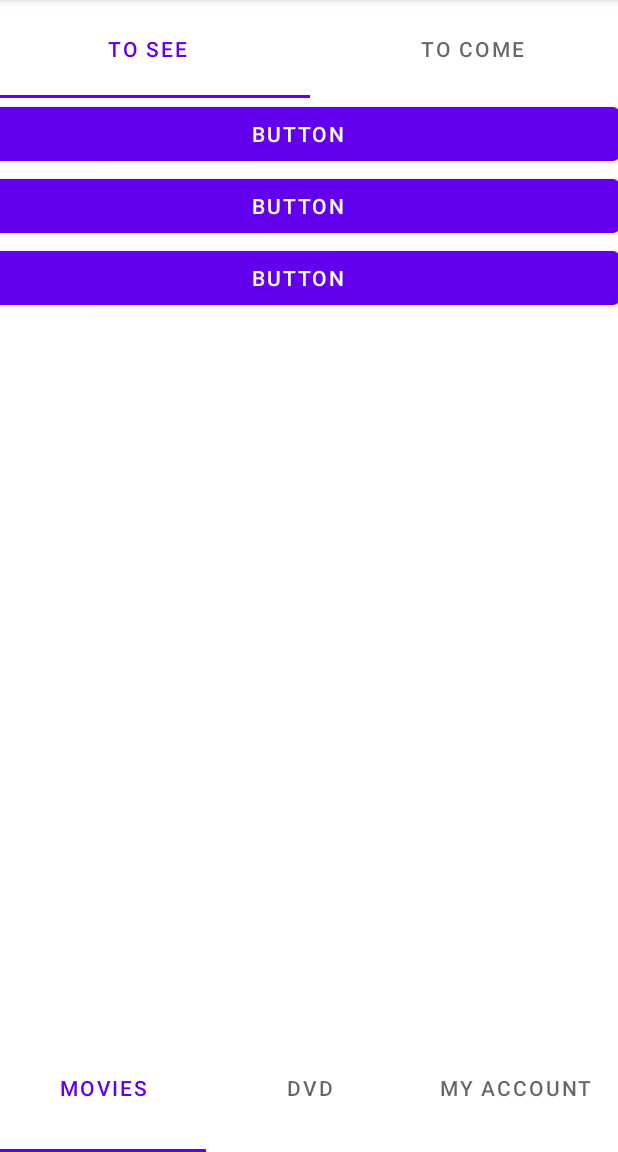
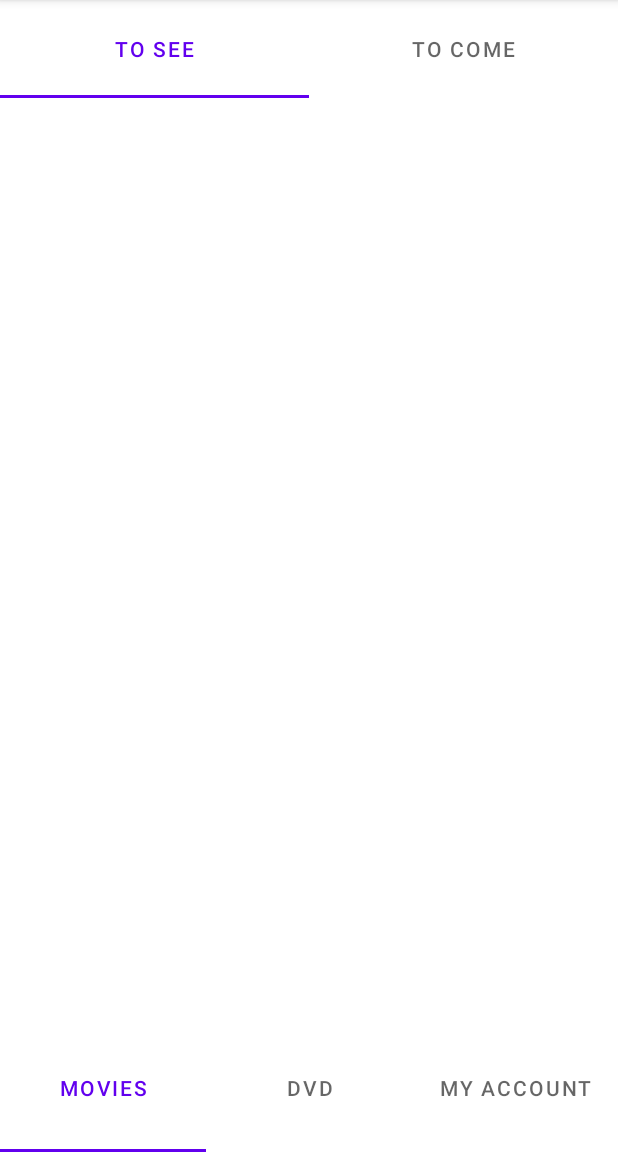
Before and after one commit to AnanthTrebuh/Projet-IHM, an Android app: the screen it shows after launch (MainActivity), on a phone screen of 412 x 824 dp, the part 84-1236 px from its top. Run offline under Robolectric (Android 15) with nearby library versions, the phone set to English and light mode, and no system bars.

Commit message:
modif activity

```diff
--- a/Projet/app/src/main/res/layout/activity_dvd.xml
+++ b/Projet/app/src/main/res/layout/activity_dvd.xml
@@ -50,19 +50,13 @@
             android:text="@string/my_account" />
     </com.google.android.material.tabs.TabLayout>
 
-    <ScrollView
-        android:id="@+id/scrollDvd"
-        android:layout_width="0dp"
+    <ListView
+        android:layout_width="409dp"
         android:layout_height="579dp"
         app:layout_constraintBottom_toTopOf="@+id/tabLayoutOption"
         app:layout_constraintEnd_toEndOf="parent"
+        app:layout_constraintHorizontal_bias="0.5"
         app:layout_constraintStart_toStartOf="parent"
-        app:layout_constraintTop_toBottomOf="@+id/TabLayoutMovies">
-
-        <LinearLayout
-            android:layout_width="match_parent"
-            android:layout_height="wrap_content"
-            android:orientation="vertical" />
-    </ScrollView>
+        app:layout_constraintTop_toBottomOf="@+id/TabLayoutDvd" />
 
 </androidx.constraintlayout.widget.ConstraintLayout>
--- a/Projet/app/src/main/res/layout/activity_main.xml
+++ b/Projet/app/src/main/res/layout/activity_main.xml
@@ -9,7 +9,7 @@
 
     <com.google.android.material.tabs.TabLayout
         android:id="@+id/TabLayoutMovies"
-        android:layout_width="433dp"
+        android:layout_width="0dp"
         android:layout_height="65dp"
         app:layout_constraintEnd_toEndOf="parent"
         app:layout_constraintStart_toStartOf="parent"
@@ -51,40 +51,13 @@
             android:text="@string/my_account" />
     </com.google.android.material.tabs.TabLayout>
 
-    <ScrollView
-        android:id="@+id/scrollMovies"
-        android:layout_width="427dp"
+    <ListView
+        android:layout_width="409dp"
         android:layout_height="579dp"
         app:layout_constraintBottom_toTopOf="@+id/tabLayoutOption"
         app:layout_constraintEnd_toEndOf="parent"
-        app:layout_constraintHorizontal_bias="1.0"
+        app:layout_constraintHorizontal_bias="0.5"
         app:layout_constraintStart_toStartOf="parent"
-        app:layout_constraintTop_toBottomOf="@+id/TabLayoutMovies"
-        app:layout_constraintVertical_bias="0.0">
-
-        <LinearLayout
-            android:layout_width="match_parent"
-            android:layout_height="wrap_content"
-            android:orientation="vertical">
-
-            <Button
-                android:id="@+id/button8"
-                android:layout_width="match_parent"
-                android:layout_height="wrap_content"
-                android:text="Button" />
-
-            <Button
-                android:id="@+id/button7"
-                android:layout_width="match_parent"
-                android:layout_height="wrap_content"
-                android:text="Button" />
-
-            <Button
-                android:id="@+id/button6"
-                android:layout_width="match_parent"
-                android:layout_height="wrap_content"
-                android:text="Button" />
-        </LinearLayout>
-    </ScrollView>
+        app:layout_constraintTop_toBottomOf="@+id/TabLayoutMovies" />
 
 </androidx.constraintlayout.widget.ConstraintLayout>
```
Lines whose indentation alone changed are shown as unchanged.
